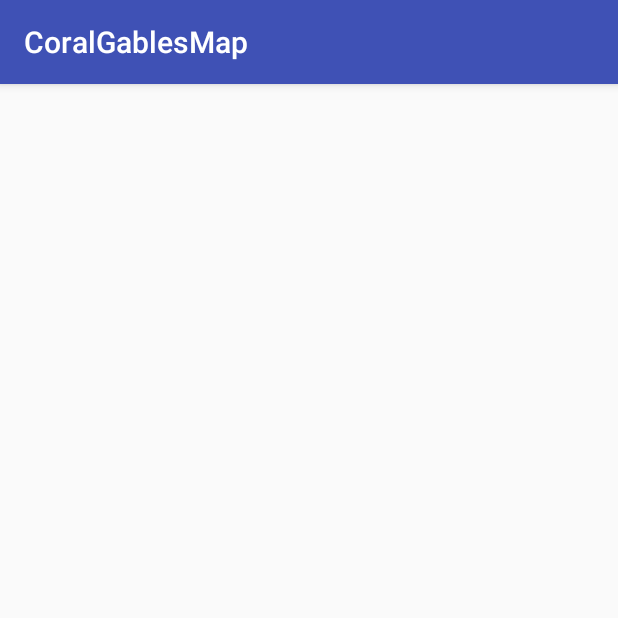
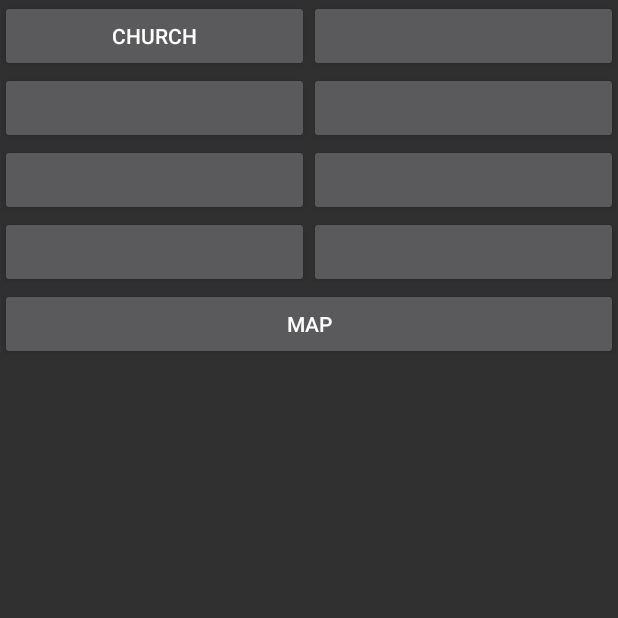
Before and after one commit to hkellyumiami/Coral-Gables-Map, an Android app: the screen it shows after launch (MainMenu), on a phone screen of 412 x 824 dp, the top half of it. Run offline under Robolectric (Android 15) with nearby library versions, the phone set to English and light mode, and no system bars.

Commit message:
Functional Menu

```diff
--- a/app/src/main/java/edu/miami/c10404869/coralgablesmap/MainMenu.java
+++ b/app/src/main/java/edu/miami/c10404869/coralgablesmap/MainMenu.java
@@ -3,6 +3,7 @@ package edu.miami.c10404869.coralgablesmap;
 import android.content.Intent;
 import android.support.v7.app.AppCompatActivity;
 import android.os.Bundle;
+import android.util.Log;
 import android.view.View;
 
 public class MainMenu extends AppCompatActivity {
@@ -15,7 +16,7 @@ public class MainMenu extends AppCompatActivity {
         setContentView(R.layout.activity_main_menu);
     }
 
-    public void onClick(View view) {
+    public void onClickListener(View view) {
 
         switch (view.getId()){
             case R.id.building01:
--- a/app/src/main/res/layout/activity_main_menu.xml
+++ b/app/src/main/res/layout/activity_main_menu.xml
@@ -8,20 +8,20 @@
         android:layout_width="match_parent"
         android:layout_height="wrap_content">
         <LinearLayout
+            android:orientation="vertical"
+            android:layout_width="match_parent"
+            android:layout_height="wrap_content">
+            <LinearLayout
                 android:layout_width="match_parent"
                 android:layout_height="wrap_content">
                 <Button
                     android:id="@+id/building01"
-                android:layout_width="0dp"
-                android:layout_weight="1"
-                android:layout_height="wrap_content">
+                    android:text="Church"
+                    style="@style/MenuButton.clickable">
                 </Button>
                 <Button
                     android:id="@+id/building02"
-                android:layout_width="0dp"
-                android:layout_weight="1"
-                android:layout_height="wrap_content"
-                android:clickable="false">
+                    style="@style/MenuButton.unclickable">
                 </Button>
             </LinearLayout>
             <LinearLayout
@@ -29,17 +29,11 @@
                 android:layout_height="wrap_content">
                 <Button
                     android:id="@+id/building03"
-                android:layout_width="0dp"
-                android:layout_weight="1"
-                android:layout_height="wrap_content"
-                android:clickable="false">
+                    style="@style/MenuButton.unclickable">
                 </Button>
                 <Button
                     android:id="@+id/building04"
-                android:layout_width="0dp"
-                android:layout_weight="1"
-                android:layout_height="wrap_content"
-                android:clickable="false">
+                    style="@style/MenuButton.unclickable">
                 </Button>
             </LinearLayout>
             <LinearLayout
@@ -47,17 +41,11 @@
                 android:layout_height="wrap_content">
                 <Button
                     android:id="@+id/building05"
-                android:layout_width="0dp"
-                android:layout_weight="1"
-                android:layout_height="wrap_content"
-                android:clickable="false">
+                    style="@style/MenuButton.unclickable">
                 </Button>
                 <Button
                     android:id="@+id/building06"
-                android:layout_width="0dp"
-                android:layout_weight="1"
-                android:layout_height="wrap_content"
-                android:clickable="false">
+                    style="@style/MenuButton.unclickable">
                 </Button>
             </LinearLayout>
             <LinearLayout
@@ -65,23 +53,20 @@
                 android:layout_height="wrap_content">
                 <Button
                     android:id="@+id/building07"
-                android:layout_width="0dp"
-                android:layout_weight="1"
-                android:layout_height="wrap_content"
-                android:clickable="false">
+                    style="@style/MenuButton.unclickable">
                 </Button>
                 <Button
                     android:id="@+id/building08"
-                android:layout_width="0dp"
-                android:layout_weight="1"
-                android:layout_height="wrap_content"
-                android:clickable="false">
+                    style="@style/MenuButton.unclickable">
                 </Button>
             </LinearLayout>
             <Button
                 android:id="@+id/map_button"
+                android:text="Map"
                 android:layout_width="match_parent"
-            android:layout_height="wrap_content">
+                android:layout_height="wrap_content"
+                android:onClick="onClickListener">
             </Button>
+        </LinearLayout>
     </ScrollView>
 </LinearLayout>
--- a/app/src/main/res/values/styles.xml
+++ b/app/src/main/res/values/styles.xml
@@ -1,7 +1,7 @@
 <resources>
 
     <!-- Base application theme. -->
-    <style name="AppTheme" parent="Theme.AppCompat.Light.DarkActionBar">
+    <style name="AppTheme" parent="Theme.AppCompat.NoActionBar">
         <!-- Customize your theme here. -->
         <item name="colorPrimary">@color/colorPrimary</item>
         <item name="colorPrimaryDark">@color/colorPrimaryDark</item>
@@ -17,4 +17,18 @@
 
     <style name="AppTheme.PopupOverlay" parent="ThemeOverlay.AppCompat.Light" />
 
+    <style name="MenuButton">
+        <item name="android:layout_width">0dp</item>
+        <item name="android:layout_weight">1</item>
+        <item name="android:layout_height">wrap_content</item>
+    </style>
+
+    <style name="MenuButton.clickable">
+        <item name="android:onClick">onClickListener</item>
+    </style>
+
+    <style name="MenuButton.unclickable">
+        <item name="android:clickable">false</item>
+    </style>
+
 </resources>
```
Lines whose indentation alone changed are shown as unchanged.
